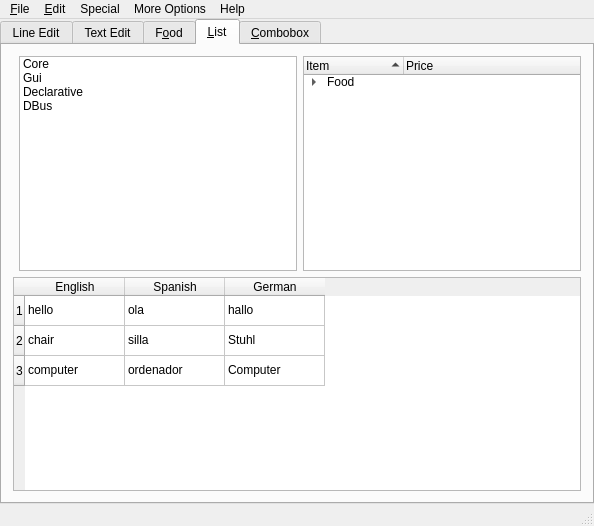
Qt form examples/simple/mainwindow.ui (KDE/qtatspi) before a commit.
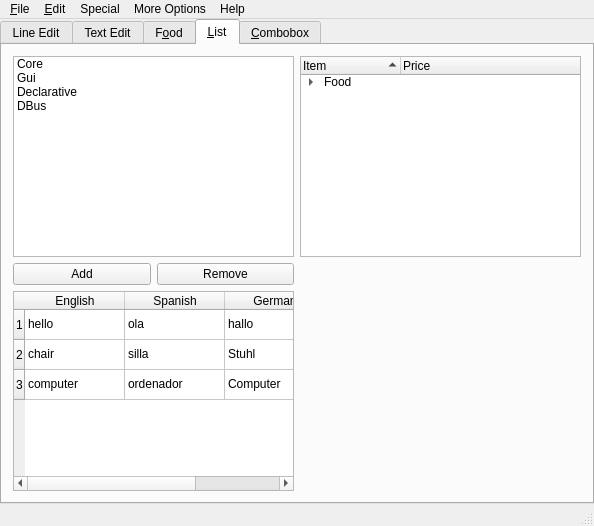
The same form after that commit. The open tabs and pages were chosen to show the change.

Commit message: Add buttons to add/remove list items.

What changed in the file:
```diff
--- a/examples/simple/mainwindow.ui
+++ b/examples/simple/mainwindow.ui
@@ -170,86 +170,31 @@
         <string>&amp;List</string>
        </attribute>
        <layout class="QGridLayout" name="gridLayout">
-        <item row="3" column="0" colspan="3">
-         <widget class="QTableWidget" name="tableWidget">
-          <row>
-           <property name="text">
-            <string>1</string>
-           </property>
-          </row>
-          <row>
-           <property name="text">
-            <string>2</string>
-           </property>
-          </row>
-          <row>
-           <property name="text">
-            <string>3</string>
-           </property>
-          </row>
-          <column>
-           <property name="text">
-            <string>English</string>
-           </property>
-          </column>
-          <column>
-           <property name="text">
-            <string>Spanish</string>
-           </property>
-          </column>
-          <column>
-           <property name="text">
-            <string>German</string>
-           </property>
-          </column>
           <item row="0" column="0">
+         <widget class="QListWidget" name="listWidget">
+          <item>
            <property name="text">
-            <string>hello</string>
+            <string>Core</string>
            </property>
           </item>
-          <item row="0" column="1">
+          <item>
            <property name="text">
-            <string>ola</string>
+            <string>Gui</string>
            </property>
           </item>
-          <item row="0" column="2">
+          <item>
            <property name="text">
-            <string>hallo</string>
+            <string>Declarative</string>
            </property>
           </item>
-          <item row="1" column="0">
+          <item>
            <property name="text">
-            <string>chair</string>
-           </property>
-          </item>
-          <item row="1" column="1">
-           <property name="text">
-            <string>silla</string>
-           </property>
-          </item>
-          <item row="1" column="2">
-           <property name="text">
-            <string>Stuhl</string>
-           </property>
-          </item>
-          <item row="2" column="0">
-           <property name="text">
-            <string>computer</string>
-           </property>
-          </item>
-          <item row="2" column="1">
-           <property name="text">
-            <string>ordenador</string>
-           </property>
-          </item>
-          <item row="2" column="2">
-           <property name="text">
-            <string>Computer</string>
+            <string>DBus</string>
            </property>
           </item>
          </widget>
         </item>
-        <item row="1" column="2">
+        <item row="0" column="1">
          <widget class="QTreeWidget" name="treeWidget">
           <property name="alternatingRowColors">
            <bool>true</bool>
@@ -341,26 +286,99 @@
           </item>
          </widget>
         </item>
+        <item row="1" column="0">
+         <layout class="QHBoxLayout" name="horizontalLayout_2">
+          <item>
+           <widget class="QPushButton" name="addListButton">
+            <property name="text">
+             <string>Add</string>
+            </property>
+           </widget>
+          </item>
+          <item>
+           <widget class="QPushButton" name="removeListButton">
+            <property name="text">
+             <string>Remove</string>
+            </property>
+           </widget>
+          </item>
+         </layout>
+        </item>
+        <item row="2" column="0">
+         <widget class="QTableWidget" name="tableWidget">
+          <row>
+           <property name="text">
+            <string>1</string>
+           </property>
+          </row>
+          <row>
+           <property name="text">
+            <string>2</string>
+           </property>
+          </row>
+          <row>
+           <property name="text">
+            <string>3</string>
+           </property>
+          </row>
+          <column>
+           <property name="text">
+            <string>English</string>
+           </property>
+          </column>
+          <column>
+           <property name="text">
+            <string>Spanish</string>
+           </property>
+          </column>
+          <column>
+           <property name="text">
+            <string>German</string>
+           </property>
+          </column>
+          <item row="0" column="0">
+           <property name="text">
+            <string>hello</string>
+           </property>
+          </item>
+          <item row="0" column="1">
+           <property name="text">
+            <string>ola</string>
+           </property>
+          </item>
+          <item row="0" column="2">
+           <property name="text">
+            <string>hallo</string>
+           </property>
+          </item>
+          <item row="1" column="0">
+           <property name="text">
+            <string>chair</string>
+           </property>
+          </item>
         <item row="1" column="1">
-         <widget class="QListWidget" name="listWidget">
-          <item>
            <property name="text">
-            <string>Core</string>
+            <string>silla</string>
            </property>
           </item>
-          <item>
+          <item row="1" column="2">
            <property name="text">
-            <string>Gui</string>
+            <string>Stuhl</string>
            </property>
           </item>
-          <item>
+          <item row="2" column="0">
            <property name="text">
-            <string>Declarative</string>
+            <string>computer</string>
            </property>
           </item>
-          <item>
+          <item row="2" column="1">
            <property name="text">
-            <string>DBus</string>
+            <string>ordenador</string>
+           </property>
+          </item>
+          <item row="2" column="2">
+           <property name="text">
+            <string>Computer</string>
            </property>
           </item>
          </widget>
```
Left out of the diff: 16 changed lines with no effect on the pictures. Lines whose indentation alone changed are shown as unchanged. The commit also changes 2 other files.
